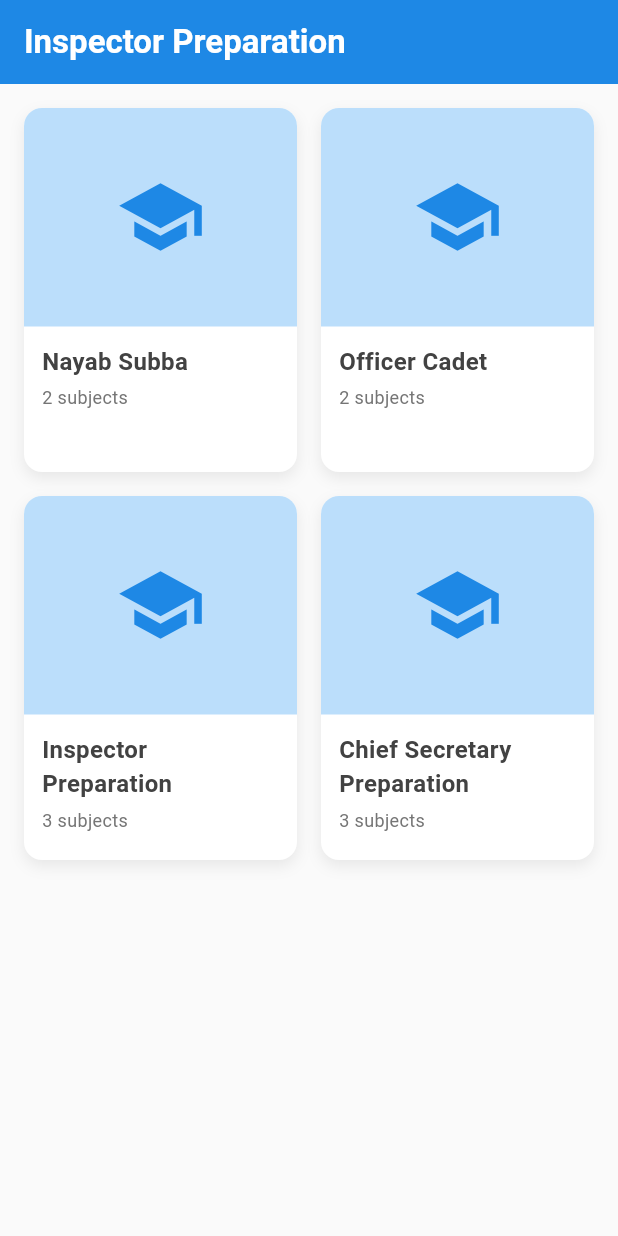
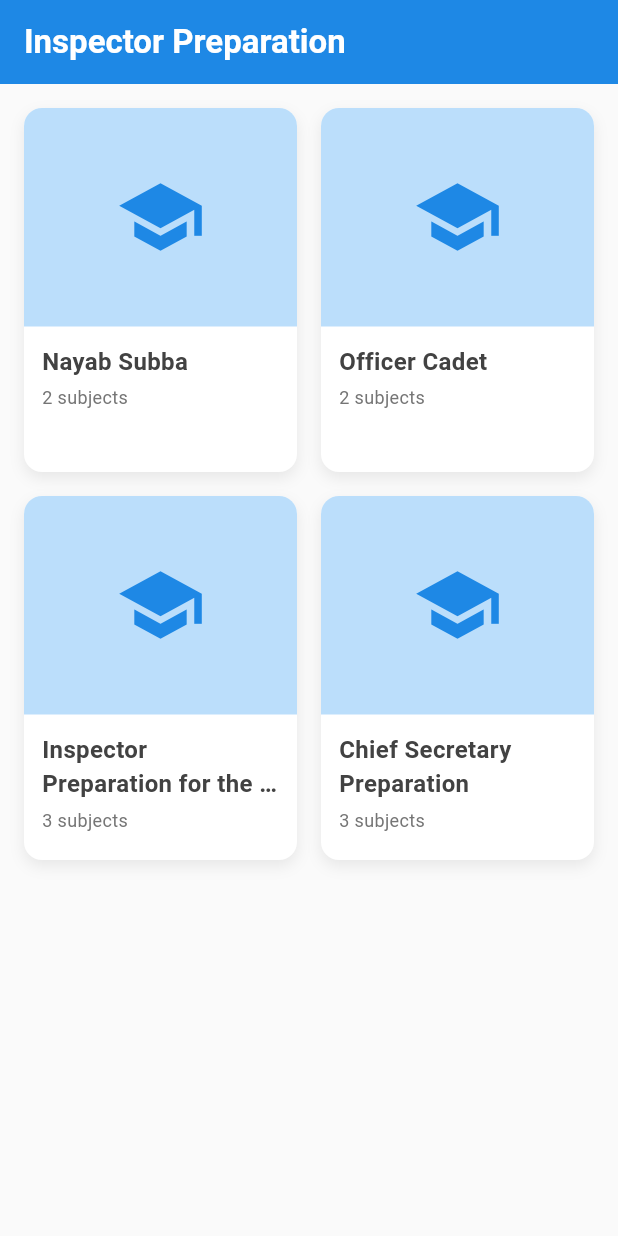
Before and after one commit to SmarikaAdhikari/olp_test_app, a Flutter app: the screen it shows after launch, on a phone screen of 412 x 824 dp. Run offline on Flutter 3.47's test engine with Material 3 defaults, Android fonts, the phone set to English and light mode, and no system bars; our stand-ins replace chewie, flutter_riverpod, video_player.

Commit message:
the ui data flow done

```diff
--- a/lib/feat/video_payer/domain/courses_list_model.dart
+++ b/lib/feat/video_payer/domain/courses_list_model.dart
@@ -162,7 +162,7 @@ final List<Course> sampleCourses = [
             videos: [
               Video(
                 id: '1',
-                title: 'Ancient Civilizations',
+                title: 'Ancient Civilizations is here for the globalization',
                 url: 'https://www.youtube.com/watch?v=4dYCeWxKmzc',
                 duration: '15:30',
                 thumbnail: 'https://via.placeholder.com/150x100',
@@ -231,7 +231,7 @@ final List<Course> sampleCourses = [
   ),
   Course(
     id: '3',
-    title: 'Inspector Preparation',
+    title: 'Inspector Preparation for the Nepal Police',
     description: 'All-inclusive Inspector exam preparation course with focus on knowledge, mathematics, and geography.',
     imageUrl: 'https://via.placeholder.com/300x200?text=Inspector+Prep',
     subjects: [
```
Also changed, not shown: lib/feat/better_player/presentation/pages/video_player_page.dart (deleted, +0 -45 lines), lib/feat/better_player/presentation/provider/video_player_provider.dart (deleted, +0 -182 lines), lib/feat/better_player/presentation/widgets/video_player_widget.dart (deleted, +0 -68 lines), lib/feat/better_player/presentation/widgets/video_progress_bar.dart (deleted, +0 -65 lines), lib/feat/better_player/presentation/widgets/vider_controls_overlay.dart (deleted, +0 -75 lines), lib/feat/video_payer/presentation/page/video_player_screen.dart (+12 -13 lines), 1 other file.
